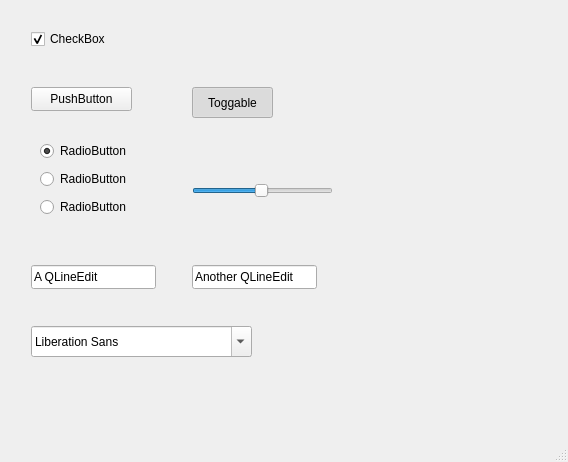
Qt form mainwindow.ui (richardmg/WidgetsImagine) before a commit.
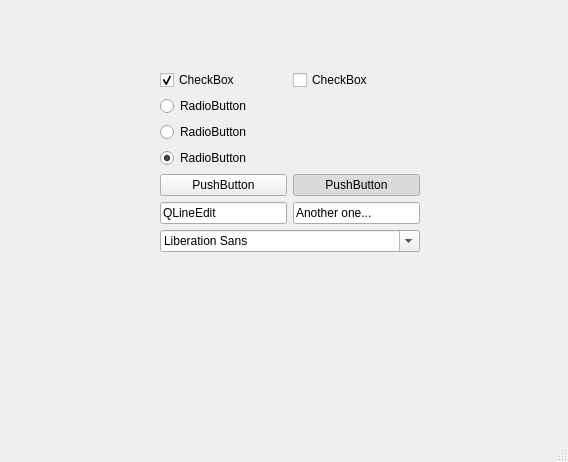
The same form after that commit.

Commit message: Add spacer to form

```diff
--- a/mainwindow.ui
+++ b/mainwindow.ui
@@ -14,40 +14,48 @@
    <string>MainWindow</string>
   </property>
   <widget class="QWidget" name="centralwidget">
-   <widget class="QWidget" name="layoutWidget">
+   <widget class="QWidget" name="">
     <property name="geometry">
      <rect>
-      <x>40</x>
-      <y>140</y>
-      <width>101</width>
-      <height>80</height>
+      <x>160</x>
+      <y>70</y>
+      <width>260</width>
+      <height>261</height>
      </rect>
     </property>
+    <layout class="QVBoxLayout" name="verticalLayout_2">
+     <item>
+      <layout class="QHBoxLayout" name="horizontalLayout_3">
+       <item>
+        <widget class="QCheckBox" name="checkBox_2">
+         <property name="text">
+          <string>CheckBox</string>
+         </property>
+         <property name="checked">
+          <bool>true</bool>
+         </property>
+        </widget>
+       </item>
+       <item>
+        <widget class="QCheckBox" name="checkBox">
+         <property name="text">
+          <string>CheckBox</string>
+         </property>
+        </widget>
+       </item>
+      </layout>
+     </item>
+     <item>
     <layout class="QVBoxLayout" name="verticalLayout">
      <item>
       <widget class="QRadioButton" name="radioButton">
-       <property name="minimumSize">
-        <size>
-         <width>0</width>
-         <height>22</height>
-        </size>
-       </property>
        <property name="text">
         <string>RadioButton</string>
        </property>
-       <property name="checked">
-        <bool>true</bool>
-       </property>
       </widget>
      </item>
      <item>
       <widget class="QRadioButton" name="radioButton_2">
-       <property name="minimumSize">
-        <size>
-         <width>0</width>
-         <height>22</height>
-        </size>
-       </property>
        <property name="text">
         <string>RadioButton</string>
        </property>
@@ -55,95 +63,29 @@
      </item>
      <item>
       <widget class="QRadioButton" name="radioButton_3">
-       <property name="minimumSize">
-        <size>
-         <width>0</width>
-         <height>22</height>
-        </size>
-       </property>
        <property name="text">
         <string>RadioButton</string>
        </property>
+         <property name="checked">
+          <bool>true</bool>
+         </property>
       </widget>
      </item>
     </layout>
-   </widget>
-   <widget class="QLineEdit" name="lineEdit">
-    <property name="geometry">
-     <rect>
-      <x>31</x>
-      <y>265</y>
-      <width>125</width>
-      <height>24</height>
-     </rect>
-    </property>
-    <property name="text">
-     <string>A QLineEdit</string>
-    </property>
-   </widget>
-   <widget class="QLineEdit" name="lineEdit_2">
-    <property name="geometry">
-     <rect>
-      <x>192</x>
-      <y>265</y>
-      <width>125</width>
-      <height>24</height>
-     </rect>
-    </property>
-    <property name="text">
-     <string>Another QLineEdit</string>
-    </property>
-   </widget>
-   <widget class="QSlider" name="horizontalSlider">
-    <property name="geometry">
-     <rect>
-      <x>192</x>
-      <y>180</y>
-      <width>141</width>
-      <height>22</height>
-     </rect>
-    </property>
-    <property name="value">
-     <number>49</number>
-    </property>
-    <property name="orientation">
-     <enum>Qt::Horizontal</enum>
-    </property>
-   </widget>
-   <widget class="QFontComboBox" name="fontComboBox">
-    <property name="geometry">
-     <rect>
-      <x>31</x>
-      <y>326</y>
-      <width>221</width>
-      <height>31</height>
-     </rect>
-    </property>
-   </widget>
+     </item>
+     <item>
+      <layout class="QHBoxLayout" name="horizontalLayout_2">
+       <item>
    <widget class="QPushButton" name="pushButton">
-    <property name="geometry">
-     <rect>
-      <x>31</x>
-      <y>87</y>
-      <width>101</width>
-      <height>24</height>
-     </rect>
-    </property>
     <property name="text">
      <string>PushButton</string>
     </property>
    </widget>
+       </item>
+       <item>
    <widget class="QPushButton" name="pushButton_2">
-    <property name="geometry">
-     <rect>
-      <x>192</x>
-      <y>87</y>
-      <width>81</width>
-      <height>31</height>
-     </rect>
-    </property>
     <property name="text">
-     <string>Toggable</string>
+          <string>PushButton</string>
     </property>
     <property name="checkable">
      <bool>true</bool>
@@ -152,21 +94,44 @@
      <bool>true</bool>
     </property>
    </widget>
-   <widget class="QCheckBox" name="checkBox">
-    <property name="geometry">
-     <rect>
-      <x>31</x>
-      <y>28</y>
-      <width>86</width>
-      <height>22</height>
-     </rect>
-    </property>
+       </item>
+      </layout>
+     </item>
+     <item>
+      <layout class="QHBoxLayout" name="horizontalLayout">
+       <item>
+        <widget class="QLineEdit" name="lineEdit">
+         <property name="text">
+          <string>QLineEdit</string>
+         </property>
+        </widget>
+       </item>
+       <item>
+        <widget class="QLineEdit" name="lineEdit_2">
     <property name="text">
-     <string>CheckBox</string>
-    </property>
-    <property name="checked">
-     <bool>true</bool>
-    </property>
+          <string>Another one...</string>
+         </property>
+        </widget>
+       </item>
+      </layout>
+     </item>
+     <item>
+      <widget class="QFontComboBox" name="fontComboBox"/>
+     </item>
+     <item>
+      <spacer name="verticalSpacer">
+       <property name="orientation">
+        <enum>Qt::Vertical</enum>
+       </property>
+       <property name="sizeHint" stdset="0">
+        <size>
+         <width>20</width>
+         <height>40</height>
+        </size>
+       </property>
+      </spacer>
+     </item>
+    </layout>
    </widget>
   </widget>
   <widget class="QMenuBar" name="menubar">
```
Left out of the diff: 11 changed lines with no effect on the pictures. Lines whose indentation alone changed are shown as unchanged.
